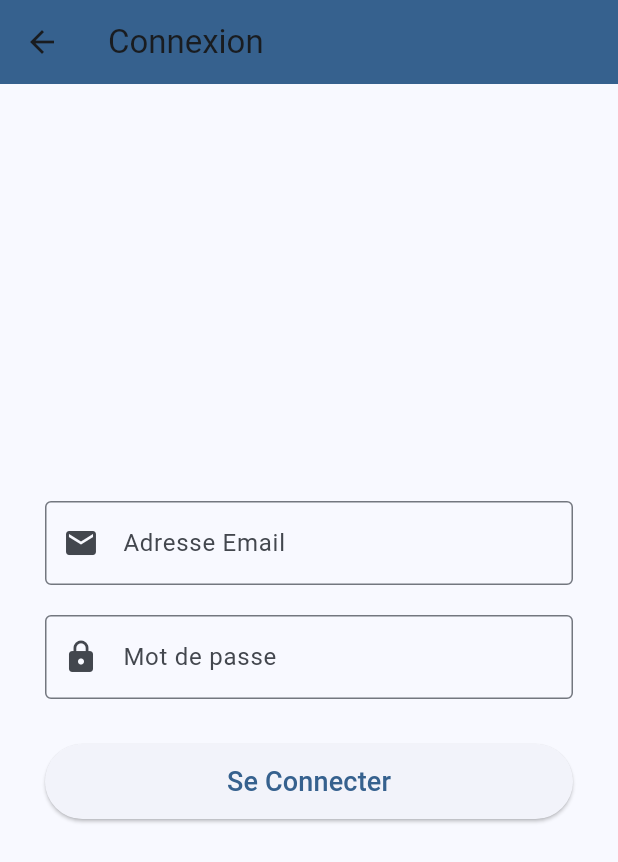
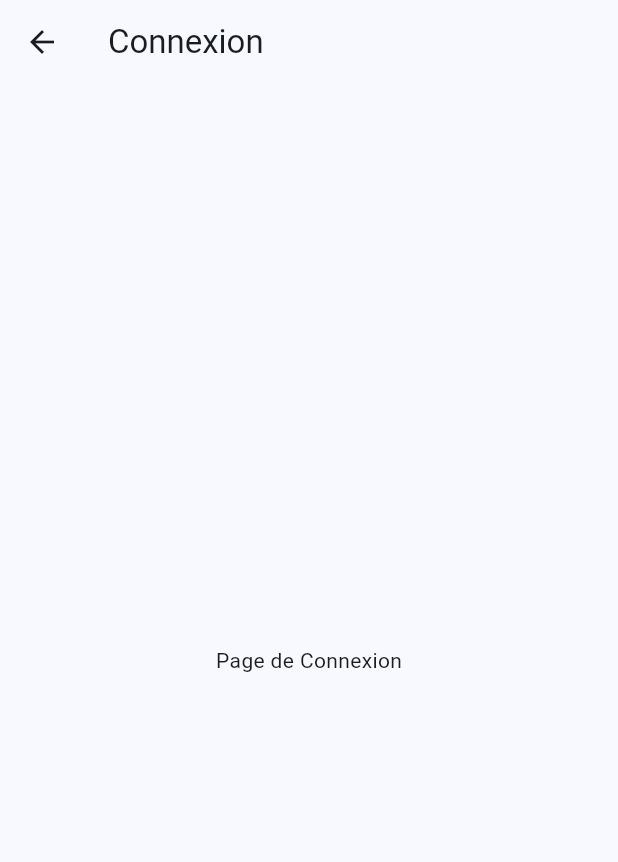
Before and after one commit to Kadzzzzz/e_pedicare, a Flutter app: the LoginPage screen opened directly, on a phone screen of 412 x 824 dp. Shown: the top 862 px of the screen. Run offline on Flutter 3.47's test engine with Material 3 defaults, Android fonts, the phone set to English and light mode, and no system bars.

Commit message:
création de nouvelles pages
faire un pdf qui explique le frontend et corriger avec CORS les souci de lien entre backend et frontend

```diff
--- a/frontend/lib/login_page.dart
+++ /dev/null
@@ -1,83 +0,0 @@
-// lib/login_page.dart
-import 'package:flutter/material.dart';
-
-class LoginPage extends StatefulWidget {
-  const LoginPage({super.key});
-
-  @override
-  State<LoginPage> createState() => _LoginPageState();
-}
-
-class _LoginPageState extends State<LoginPage> {
-  // 1. Déclarer les contrôleurs pour les champs de texte
-  final TextEditingController _emailController = TextEditingController();
-  final TextEditingController _passwordController = TextEditingController();
-
-  // 2. Méthode pour gérer la tentative de connexion
-  void _handleLogin() {
-    final String email = _emailController.text;
-    final String password = _passwordController.text;
-
-    // TODO: 3. Appeler le backend ici (comme dans votre exemple précédent)
-    print('Tentative de connexion avec Email: $email et Mot de passe: $password');
-    // Une fois connecté, vous naviguez vers une autre page.
-  }
-
-  @override
-  Widget build(BuildContext context) {
-    return Scaffold(
-      appBar: AppBar(
-        title: const Text('Connexion'),
-        backgroundColor: Theme.of(context).colorScheme.primary,
-      ),
-      body: Padding(
-        padding: const EdgeInsets.all(30.0),
-        child: Column(
-          mainAxisAlignment: MainAxisAlignment.center,
-          children: <Widget>[
-            // Champ Email
-            TextField(
-              controller: _emailController,
-              decoration: const InputDecoration(
-                labelText: 'Adresse Email',
-                border: OutlineInputBorder(),
-                prefixIcon: Icon(Icons.email),
-              ),
-              keyboardType: TextInputType.emailAddress,
-            ),
-            const SizedBox(height: 20),
-
-            // Champ Mot de passe
-            TextField(
-              controller: _passwordController,
-              obscureText: true, // Cache le texte tapé
-              decoration: const InputDecoration(
-                labelText: 'Mot de passe',
-                border: OutlineInputBorder(),
-                prefixIcon: Icon(Icons.lock),
-              ),
-            ),
-            const SizedBox(height: 30),
-
-            // Bouton de connexion
-            ElevatedButton(
-              onPressed: _handleLogin,
-              style: ElevatedButton.styleFrom(
-                minimumSize: const Size(double.infinity, 50), // Bouton pleine largeur
-              ),
-              child: const Text('Se Connecter', style: TextStyle(fontSize: 18)),
-            ),
-          ],
-        ),
-      ),
-    );
-  }
-
-  // N'oubliez pas de disposer des contrôleurs
-  @override
-  void dispose() {
-    _emailController.dispose();
-    _passwordController.dispose();
-    super.dispose();
-  }
-}
--- /dev/null
+++ b/frontend/lib/pages/login_page.dart
@@ -0,0 +1,15 @@
+// Dans lib/pages/login_page.dart
+
+import 'package:flutter/material.dart';
+
+class LoginPage extends StatelessWidget {
+  const LoginPage({super.key}); // <-- C'EST CETTE LIGNE
+
+  @override
+  Widget build(BuildContext context) {
+    return Scaffold(
+      appBar: AppBar(title: const Text('Connexion')),
+      body: const Center(child: Text('Page de Connexion')),
+    );
+  }
+}
```
Also changed, not shown: frontend/lib/main.dart (+25 -36 lines), frontend/lib/pages/profile_page.dart (added), 1 other file.
